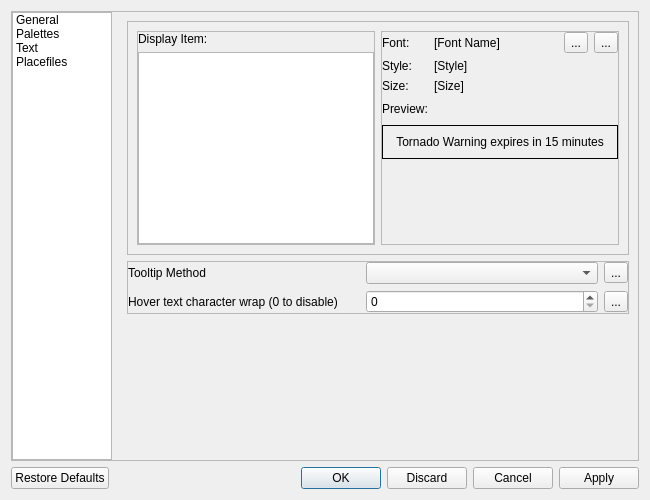
dpaulat/supercell-wx, file scwx-qt/source/scwx/qt/ui/settings_dialog.ui: the form before one commit.
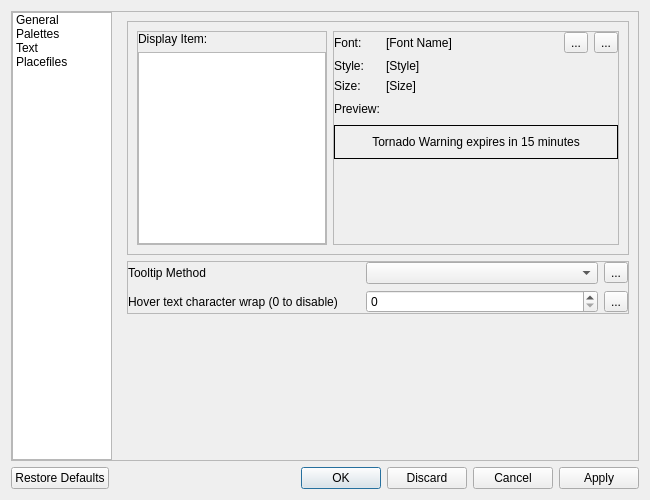
The form after the commit. Icons and pictures are not drawn.

Commit message: Cleaning up font selection in settings dialog

The edit to the form file:
```diff
--- a/scwx-qt/source/scwx/qt/ui/settings_dialog.ui
+++ b/scwx-qt/source/scwx/qt/ui/settings_dialog.ui
@@ -446,7 +446,7 @@
             <property name="frameShadow">
              <enum>QFrame::Plain</enum>
             </property>
-            <layout class="QGridLayout" name="gridLayout_8" columnstretch="1,1">
+            <layout class="QGridLayout" name="gridLayout_8" columnstretch="2,3">
              <item row="0" column="0">
               <widget class="QFrame" name="frame_5">
                <property name="frameShape">
```
The commit also changes 4 other files.
